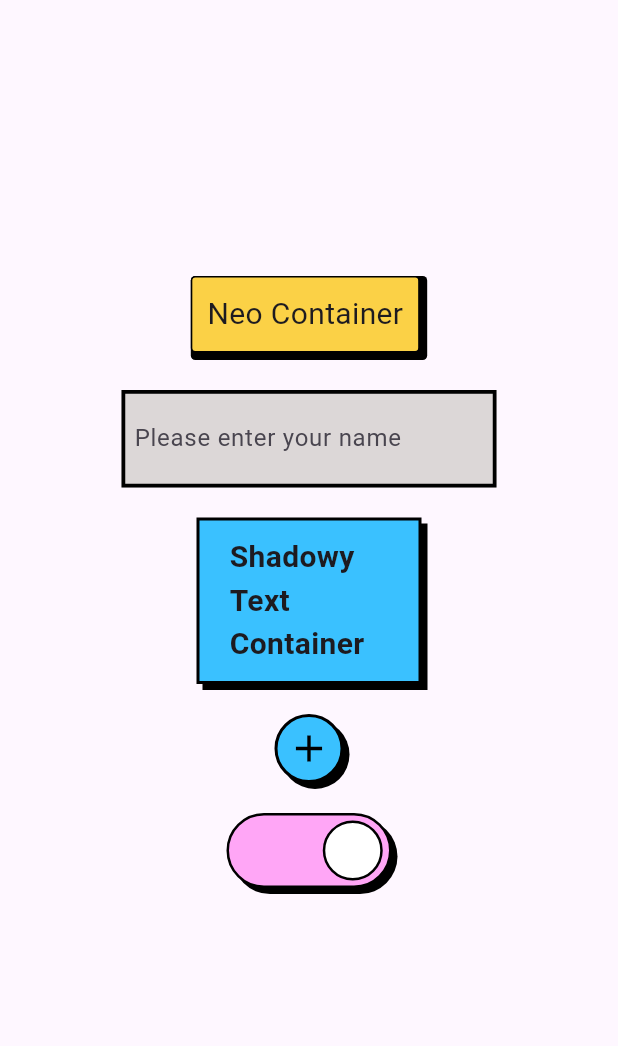
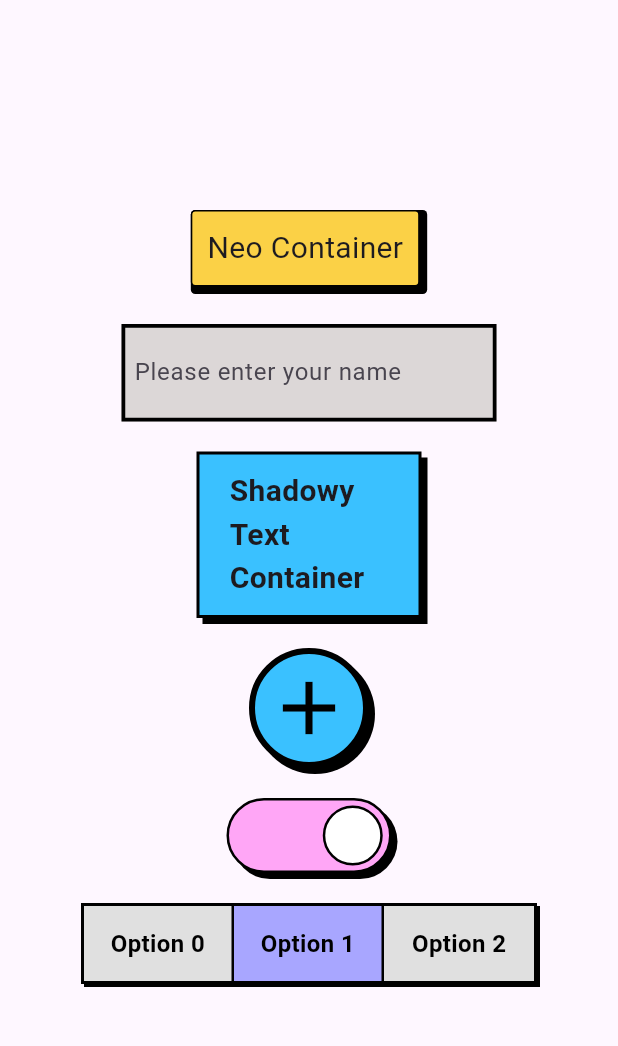
Before and after one commit to M3R3K/neobrutalist_ui_elements, a Flutter app: the screen it shows after launch, on a phone screen of 412 x 824 dp, the part 63-1109 px from its top. Run offline on Flutter 3.47's test engine with Material 3 defaults, Android fonts, the phone set to English and light mode, and no system bars.

Commit message:
Add NeoSegmentedOptions widget and integrate into example app; refactor debug prints and improve styling

```diff
--- a/example/lib/main.dart
+++ b/example/lib/main.dart
@@ -23,8 +23,29 @@ class _MyAppState extends State<MyApp> {
     );
   }
 
+  void _onSegmentedOptionSelected(int index, BuildContext context) {
+    ScaffoldMessenger.of(context).showSnackBar(
+      SnackBar(
+        content: Text('Option $index selected'),
+        duration: const Duration(seconds: 1),
+      ),
+    );
+  }
+
   @override
   Widget build(BuildContext context) {
+    //generating a list of text widgets for the NeoSegmentedOptions
+    List<Widget> textWidgets = List.generate(
+        3,
+        (index) => Text(
+              'Option $index',
+              style: const TextStyle(
+                fontWeight: FontWeight.bold,
+                color: Colors.black,
+                fontSize: 16,
+              ),
+            ));
+
     return MaterialApp(
       debugShowCheckedModeBanner: false,
       title: 'Flutter Demo',
@@ -45,17 +66,17 @@ class _MyAppState extends State<MyApp> {
                   bgcolor: const Color.fromARGB(255, 251, 209, 70),
                   borderRadius: 3,
                   onPressed: () {
-                    print('Container_Neo pressed');
+                    debugPrint('Container_Neo pressed');
                   },
                   onLongPressed: () {
-                    print('Container_Neo long pressed');
+                    debugPrint('Container_Neo long pressed');
                   },
                   child: const Text('Neo Container',
                       style: TextStyle(fontSize: 20)),
                 ),
                 const SizedBox(height: 20),
                 InputField(
-                  padding: EdgeInsets.all(6),
+                  padding: const EdgeInsets.all(6),
                   width: 250,
                   hintText: 'Please enter your name',
                   obscureText: false,
@@ -78,7 +99,7 @@ class _MyAppState extends State<MyApp> {
                   onPressed: () => debugPrint("Button pressed!"),
                   icon: const Icon(
                     Icons.add,
-                    size: 30,
+                    size: 60,
                     color: Colors.black,
                   ),
                   backgroundColor: const Color.fromARGB(255, 58, 193, 255),
@@ -98,6 +119,16 @@ class _MyAppState extends State<MyApp> {
                   animationDuration: const Duration(milliseconds: 180),
                 ),
                 const SizedBox(height: 20),
+                NeoSegmentedOptions(
+                  onOptionSelected: _onSegmentedOptionSelected,
+                  width: 100,
+                  height: 50,
+                  borderThickness: 2,
+                  numberOfOptions: 3,
+                  selectedOption: 1,
+                  activeColor: const Color.fromRGBO(168, 166, 255, 1),
+                  optionWidgets: textWidgets,
+                ),
               ],
             ),
           ),
--- a/lib/src/widgets.dart
+++ b/lib/src/widgets.dart
@@ -3,3 +3,4 @@ export 'widgets/input_field.dart';
 export 'widgets/text_container.dart';
 export 'widgets/neo_circle_icon_button.dart';
 export 'widgets/neo_switch.dart';
+export 'widgets/neo_segmented_options.dart';
--- a/lib/src/widgets/neo_circle_icon_button.dart
+++ b/lib/src/widgets/neo_circle_icon_button.dart
@@ -1,7 +1,7 @@
 import 'package:flutter/material.dart';
 
 class NeoCircleIconButon extends StatefulWidget {
-  NeoCircleIconButon({
+  const NeoCircleIconButon({
     super.key,
     this.splashColor,
     this.highlightColor,
@@ -13,8 +13,8 @@ class NeoCircleIconButon extends StatefulWidget {
     required this.onPressed,
   });
   final EdgeInsets padding;
-  double offsetA;
-  double offsetB;
+  final double offsetA;
+  final double offsetB;
   final Icon icon;
   final Color backgroundColor;
   final Color? splashColor;
@@ -37,7 +37,9 @@ class _NeoCircleIconButonState extends State<NeoCircleIconButon> {
             ),
           ],
           color: widget.backgroundColor,
-          border: Border.all(color: Colors.black, width: 2),
+          border: Border.all(
+              color: Colors.black,
+              width: widget.icon.size == null ? 2 : widget.icon.size! / 15),
           shape: BoxShape.circle),
       child: Material(
         color: Colors.transparent,
@@ -46,7 +48,7 @@ class _NeoCircleIconButonState extends State<NeoCircleIconButon> {
           highlightColor: widget.highlightColor,
           customBorder: const CircleBorder(),
           onTap: () {
-            widget.onPressed!();
+            widget.onPressed ?? () {};
           },
           child: Padding(
             padding: widget.padding,
--- /dev/null
+++ b/lib/src/widgets/neo_segmented_options.dart
@@ -0,0 +1,102 @@
+import 'package:flutter/material.dart';
+
+// ignore: must_be_immutable
+class NeoSegmentedOptions extends StatefulWidget {
+  NeoSegmentedOptions(
+      {required this.numberOfOptions,
+      required this.height,
+      required this.optionWidgets,
+      this.activeColor,
+      this.inactiveColor,
+      this.highlightColor,
+      this.splashColor,
+      this.crossAxisAlignment,
+      this.selectedOption,
+      required this.onOptionSelected,
+      this.borderThickness,
+      this.mainAxisAlignment,
+      required this.width,
+      super.key});
+  final int numberOfOptions;
+  final List<Widget> optionWidgets;
+  final double width;
+  final double? borderThickness;
+  int? selectedOption;
+  final Color? activeColor;
+  final Color? inactiveColor;
+  final Color? splashColor;
+  final Color? highlightColor;
+  final Function onOptionSelected;
+
+  final double height;
+  final MainAxisAlignment? mainAxisAlignment;
+  final CrossAxisAlignment? crossAxisAlignment;
+  @override
+  State<NeoSegmentedOptions> createState() => _NeoSegmentedOptionsState();
+}
+
+class _NeoSegmentedOptionsState extends State<NeoSegmentedOptions> {
+  @override
+  Widget build(BuildContext context) {
+    List<Widget> containerWrappedOptions = List.generate(
+      widget.numberOfOptions,
+      (index) => AnimatedContainer(
+        duration: const Duration(milliseconds: 200),
+        curve: Curves.easeInOut,
+        height: widget.height,
+        width: widget.width,
+        decoration: BoxDecoration(
+          color: widget.selectedOption == index
+              ? widget.activeColor ?? Colors.green
+              : widget.inactiveColor ?? Colors.grey[300],
+          border: Border(
+              right: index == widget.numberOfOptions - 1
+                  ? BorderSide.none
+                  : BorderSide(color: Colors.black, width: widget.width / 60)),
+        ),
+        child: Material(
+          color: Colors.transparent,
+          child: InkWell(
+            splashColor:
+                widget.splashColor ?? const Color.fromARGB(70, 115, 115, 115),
+            highlightColor: widget.highlightColor ??
+                const Color.fromARGB(70, 115, 115, 115),
+            onTap: () {
+              setState(() {
+                widget.selectedOption = index;
+              });
+              widget.onOptionSelected(index, context);
+              debugPrint('Option $index selected');
+            },
+            child: Center(
+              child: widget.optionWidgets[index],
+            ),
+          ),
+        ),
+      ),
+    );
+    return Container(
+      padding: EdgeInsets.symmetric(
+          vertical: widget.borderThickness ?? 2,
+          horizontal: widget.borderThickness ?? 2),
+      width: widget.width * widget.numberOfOptions +
+          (widget.borderThickness == null ? 4 : widget.borderThickness! * 2),
+      decoration: BoxDecoration(
+        boxShadow: [
+          BoxShadow(
+            color: Colors.black, // Shadow color
+            offset:
+                Offset(widget.height / 25, widget.height / 25), // Shadow offset
+          ),
+        ],
+        color: Colors.black,
+      ),
+      child: Row(
+        mainAxisAlignment: widget.mainAxisAlignment ?? MainAxisAlignment.center,
+        crossAxisAlignment:
+            widget.crossAxisAlignment ?? CrossAxisAlignment.center,
+        children: containerWrappedOptions,
+      ),
+    );
+  }
+}
```
